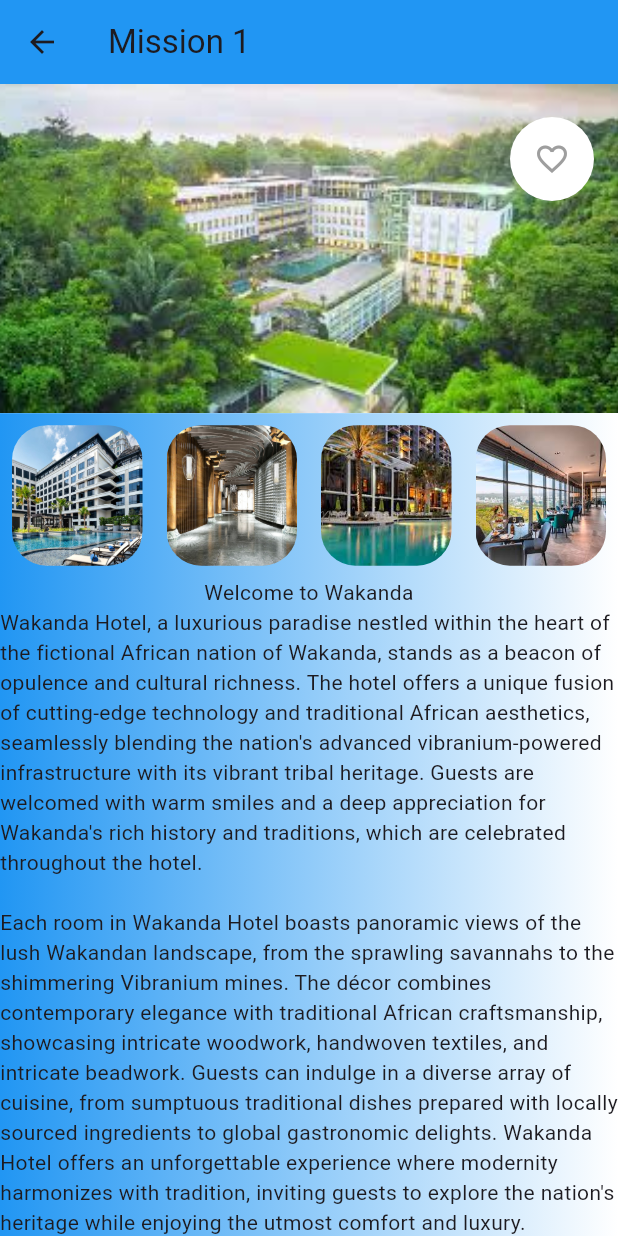
After one commit to Hagen-Kwik/Flutter-DEPD, a Flutter app: the Mission1Page screen opened directly, on a phone screen of 412 x 824 dp. The commit adds this screen. Run offline on Flutter 3.47's test engine with Material 2 defaults, Android fonts, the phone set to English and light mode, and no system bars; our stand-ins replace fluttertoast.

Commit message:
mission1

```diff
--- a/depd/lib/main.dart
+++ b/depd/lib/main.dart
@@ -1,5 +1,7 @@
-import 'package:depd/home.dart';
+// import 'package:depd/home.dart';
+import 'package:depd/mission1.dart';
 import 'package:depd/room.dart';
+// import 'package:depd/room.dart';
 import 'package:flutter/material.dart';
 
 void main() {
--- /dev/null
+++ b/depd/lib/mission1.dart
@@ -0,0 +1,163 @@
+// ignore_for_file: sized_box_for_whitespace, prefer_const_literals_to_create_immutables, prefer_const_constructors
+
+import 'package:flutter/material.dart';
+
+class Mission1Page extends StatefulWidget {
+  const Mission1Page({super.key});
+
+  @override
+  State<Mission1Page> createState() => _Mission1PageState();
+}
+
+class _Mission1PageState extends State<Mission1Page> {
+  bool isLiked = false;
+
+  void toggleLike() {
+    setState(() {
+      isLiked = !isLiked;
+    });
+  }
+
+  @override
+  Widget build(BuildContext context) {
+    return Scaffold(
+      appBar: AppBar(
+        title: const Text("Mission 1"),
+        backgroundColor: Colors.blue,
+      ),
+      body: Stack(
+        children: [
+          Container(
+            width: double.infinity,
+            height: double.infinity,
+            decoration: BoxDecoration(
+              gradient: LinearGradient(
+                begin: Alignment.centerLeft,
+                end: Alignment.centerRight,
+                colors: [
+                  Colors.blue,
+                  Colors.white
+                ], // Adjust the colors as needed
+              ),
+            ),
+          ),
+          Container(
+            width: double.infinity,
+            height: double.infinity,
+            child: Flexible(
+              child: Column(
+                children: [
+                  Flexible(
+                      flex: 2,
+                      child: Container(
+                        color: Colors.white,
+                        width: double.infinity,
+                        height: double.infinity,
+                        child: Image.asset(
+                          "images/hotelBanner.jpeg",
+                          fit: BoxFit.cover,
+                        ),
+                      )),
+                  Flexible(
+                    flex: 1,
+                    child: Row(
+                      children: [
+                        Flexible(
+                            flex: 2,
+                            child: Container(
+                                width: double.infinity,
+                                height: double.infinity,
+                                margin: const EdgeInsets.all(8),
+                                child: ClipRRect(
+                                  borderRadius: BorderRadius.circular(23),
+                                  child: Image.asset(
+                                    "images/hotel1.jpg",
+                                    fit: BoxFit.cover,
+                                  ),
+                                ))),
+                        Flexible(
+                            flex: 2,
+                            child: Container(
+                                width: double.infinity,
+                                height: double.infinity,
+                                margin: const EdgeInsets.all(8),
+                                child: ClipRRect(
+                                  borderRadius: BorderRadius.circular(23),
+                                  child: Image.asset(
+                                    "images/hotel2.jpeg",
+                                    fit: BoxFit.cover,
+                                  ),
+                                ))),
+                        Flexible(
+                            flex: 2,
+                            child: Container(
+                                width: double.infinity,
+                                height: double.infinity,
+                                margin: const EdgeInsets.all(8),
+                                child: ClipRRect(
+                                  borderRadius: BorderRadius.circular(23),
+                                  child: Image.asset(
+                                    "images/hotel3.jpeg",
+                                    fit: BoxFit.cover,
+                                  ),
+                                ))),
+                        Flexible(
+                            flex: 2,
+                            child: Container(
+                                width: double.infinity,
+                                height: double.infinity,
+                                margin: const EdgeInsets.all(8),
+                                child: ClipRRect(
+                                  borderRadius: BorderRadius.circular(23),
+                                  child: Image.asset(
+                                    "images/hotel4.jpeg",
+                                    fit: BoxFit.cover,
+                                  ),
+                                ))),
+                      ],
+                    ),
+                  ),
+                  Flexible(
+                      flex: 4,
+                      child: Container(
+                        width: double.infinity,
+                        height: double.infinity,
+                        child: Column(
+                          children: [
+                            Text("Welcome to Wakanda",
+                                textAlign: TextAlign.center),
+                            Expanded(
+                              child: ListView(
+                                children: [
+                                  Text(
+                                      "Wakanda Hotel, a luxurious paradise nestled within the heart of the fictional African nation of Wakanda, stands as a beacon of opulence and cultural richness. The hotel offers a unique fusion of cutting-edge technology and traditional African aesthetics, seamlessly blending the nation's advanced vibranium-powered infrastructure with its vibrant tribal heritage. Guests are welcomed with warm smiles and a deep appreciation for Wakanda's rich history and traditions, which are celebrated throughout the hotel."
+                                      "\n\nEach room in Wakanda Hotel boasts panoramic views of the lush Wakandan landscape, from the sprawling savannahs to the shimmering Vibranium mines. The décor combines contemporary elegance with traditional African craftsmanship, showcasing intricate woodwork, handwoven textiles, and intricate beadwork. Guests can indulge in a diverse array of cuisine, from sumptuous traditional dishes prepared with locally sourced ingredients to global gastronomic delights. Wakanda Hotel offers an unforgettable experience where modernity harmonizes with tradition, inviting guests to explore the nation's heritage while enjoying the utmost comfort and luxury.")
+                                ],
+                              ),
+                            ),
+                          ],
+                        ),
+                      ))
+                ],
+              ),
+            ),
+          ),
+        ],
+      ),
+      floatingActionButton: Container(
+        margin: EdgeInsets.only(top: 100.0), // Add top margin to the FAB
+        child: ClipOval(
+          child: FloatingActionButton(
+            onPressed: toggleLike,
+            backgroundColor: Colors.white,
+            child: Icon(
+              isLiked ? Icons.favorite : Icons.favorite_border,
+              color: isLiked ? Colors.red : Colors.grey,
+            ),
+          ),
+        ),
+      ),
+      floatingActionButtonLocation: FloatingActionButtonLocation.endTop,
+    );
+  }
+}
--- a/depd/lib/room.dart
+++ b/depd/lib/room.dart
@@ -1,4 +1,8 @@
+// ignore_for_file: sized_box_for_whitespace, prefer_const_constructors
+
+import 'package:depd/booking.dart';
 import 'package:flutter/material.dart';
+import 'package:fluttertoast/fluttertoast.dart';
 
 class RoomPage extends StatefulWidget {
   const RoomPage({super.key});
@@ -117,12 +121,24 @@ class _RoomPage extends State<RoomPage> {
                           ))
                     ])),
                 Flexible(
-                    flex: 1,
-                    child: Container(
-                      color: Colors.green,
-                      width: double.infinity,
-                      height: double.infinity,
-                    ))
+                  flex: 1,
+                  child: Container(
+                    width: double.infinity,
+                    height: double.infinity,
+                    child: ElevatedButton.icon(
+                        onPressed: () {
+                          Fluttertoast.showToast(
+                              msg: "Welcome to booking page",
+                              backgroundColor: Colors.green);
+                          Navigator.push(context,
+                              MaterialPageRoute(builder: (context) {
+                            return BookingPage();
+                          }));
+                        },
+                        icon: Icon(Icons.check_box),
+                        label: Text("Book Now")),
+                  ),
+                )
               ],
             ),
           ),
```
Also changed, not shown: depd/pubspec.yaml (+11 -15 lines), depd/images/hotel1.jpg (added), depd/images/hotel2.jpeg (added), depd/images/hotel3.jpeg (added), depd/images/hotel4.jpeg (added), depd/images/hotelBanner.jpeg (added), depd/pubspec.lock.
